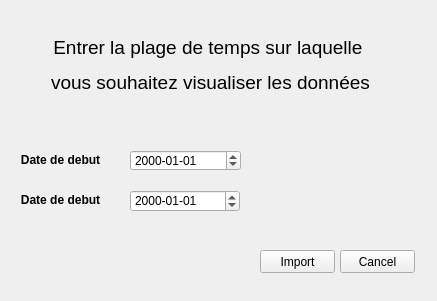
First picture: the form in Projet Python Fresnel SONKOUE/importurl.ui, repository syfa05/Projet_Python_M2, before the edit.
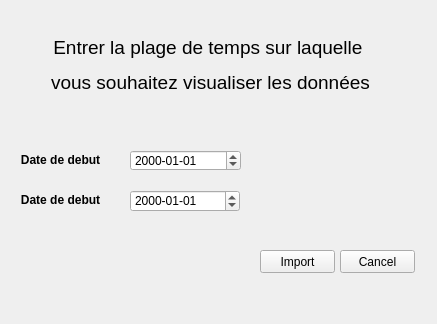
Second picture: the form after the edit.

Commit message: Refactor importurl UI and logic, update Excel data handling, and enhance error management

```diff
--- a/Projet Python Fresnel SONKOUE/importurl.ui
+++ b/Projet Python Fresnel SONKOUE/importurl.ui
@@ -7,7 +7,7 @@
     <x>0</x>
     <y>0</y>
     <width>437</width>
-    <height>301</height>
+    <height>324</height>
    </rect>
   </property>
   <property name="windowTitle">
```
The commit also changes 7 other files.
